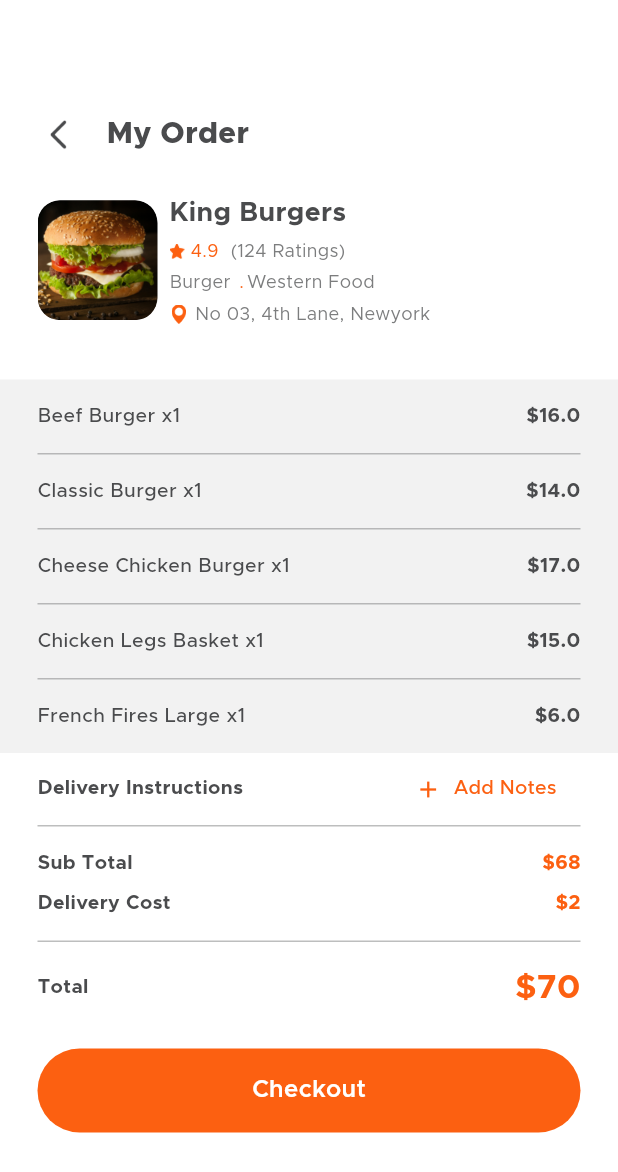
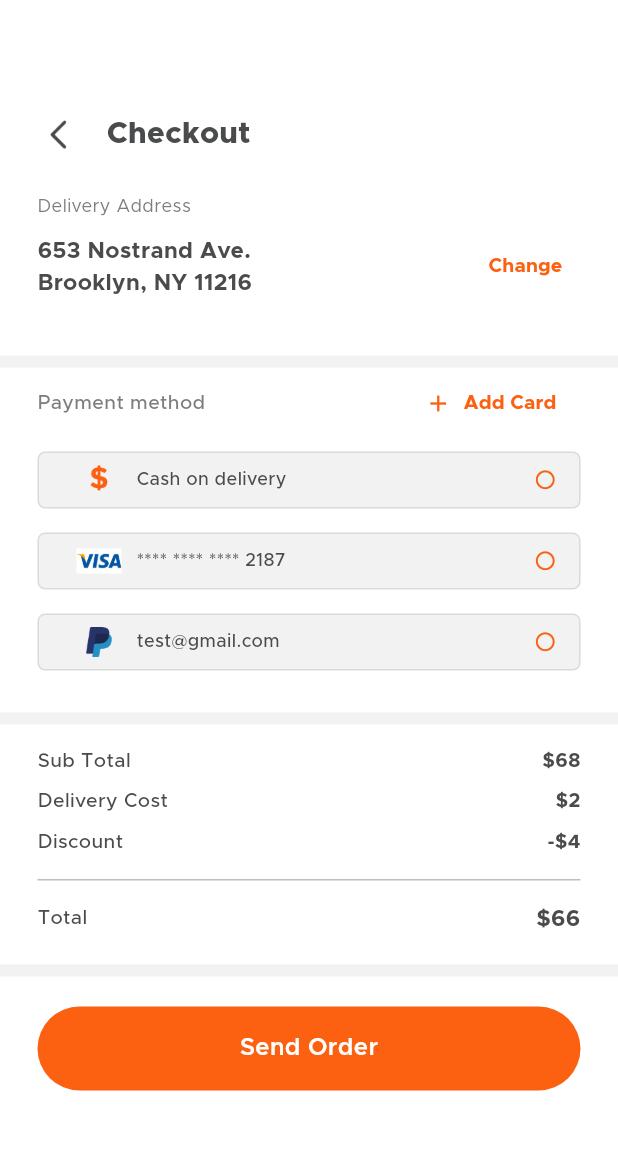
Before and after one commit to Newtr/Kursach, a Flutter app: the MyOrderView screen opened directly, after a tap on "Checkout", on a phone screen of 412 x 824 dp. Shown: the top 1172 px of the screen. Run offline on Flutter 3.47's test engine with Material 3 defaults, Android fonts, the light colour scheme and no system bars; our stand-ins replace flutter_rating_bar, google_maps_flutter, image_picker; missing offline and left inert: custom_map_markers, otp_pin_field.

Commit message:
ne sovsem rabotaet no uze chtoto

```diff
--- a/kursach/lib/main.dart
+++ b/kursach/lib/main.dart
@@ -1,5 +1,4 @@
 import 'package:flutter/material.dart';
-import 'package:kursach/view/login/welcome_view.dart';
 import 'package:kursach/view/on_boarding/startup_view.dart';
 
 void main() {
--- a/kursach/lib/view/login/otp_view.dart
+++ b/kursach/lib/view/login/otp_view.dart
@@ -1,9 +1,7 @@
 import 'package:flutter/material.dart';
 import 'package:kursach/common/color_extension.dart';
 import 'package:kursach/common_widget/round_button.dart';
-import 'package:kursach/common_widget/round_textfield.dart';
 import 'package:kursach/view/login/new_password.dart';
-import 'package:kursach/view/login/sign_up_view.dart';
 import 'package:otp_pin_field/otp_pin_field.dart';
 
 class OTPView extends StatefulWidget {
@@ -132,7 +130,7 @@ class _OTPViewState extends State<OTPView> {
                     Navigator.push(
                       context,
                       MaterialPageRoute(
-                        builder: (context) => NewPasswordView(),
+                        builder: (context) => const NewPasswordView(),
                       ),
                     );
                     //btnSubmit();
--- a/kursach/lib/view/login/rest_password.dart
+++ b/kursach/lib/view/login/rest_password.dart
@@ -61,7 +61,7 @@ class _ResetPasswordViewState extends State<ResetPasswordView> {
                     Navigator.push(
                       context,
                       MaterialPageRoute(
-                        builder: (context) => NewPasswordView(),
+                        builder: (context) => const NewPasswordView(),
                       ),
                     );
                     //btnSubmit();
--- a/kursach/lib/view/login/sign_up_view.dart
+++ b/kursach/lib/view/login/sign_up_view.dart
@@ -1,7 +1,6 @@
 import 'package:flutter/material.dart';
 import 'package:kursach/common/color_extension.dart';
 import 'package:kursach/common_widget/round_button.dart';
-import 'package:kursach/common_widget/round_icon_button.dart';
 import 'package:kursach/common_widget/round_textfield.dart';
 import 'package:kursach/view/login/login_view.dart';
 import 'package:kursach/view/login/otp_view.dart';
--- /dev/null
+++ b/kursach/lib/view/more/change_address_view.dart
@@ -0,0 +1,140 @@
+import 'package:custom_map_markers/custom_map_markers.dart';
+import 'package:flutter/foundation.dart';
+import 'package:flutter/gestures.dart';
+import 'package:flutter/material.dart';
+import 'package:google_maps_flutter/google_maps_flutter.dart';
+
+import '../../common/color_extension.dart';
+import '../../common_widget/round_textfield.dart';
+
+class ChangeAddressView extends StatefulWidget {
+  const ChangeAddressView({super.key});
+
+  @override
+  State<ChangeAddressView> createState() => _ChangeAddressViewState();
+}
+
+class _ChangeAddressViewState extends State<ChangeAddressView> {
+  GoogleMapController? _controller;
+
+  final locations = const [
+    LatLng(37.42796133580664, -122.085749655962),
+  ];
+
+  late List<MarkerData> _customMarkers;
+
+  static const CameraPosition _kLake = CameraPosition(
+      bearing: 192.8334901395799,
+      target: LatLng(37.42796133580664, -122.085749655962),
+      // tilt: 59.440717697143555,
+      zoom: 14.151926040649414);
+
+  @override
+  void initState() {
+    super.initState();
+    _customMarkers = [
+      MarkerData(
+          marker:
+              Marker(markerId: const MarkerId('id-1'), position: locations[0]),
+          child: _customMarker('Everywhere\nis a Widgets', Colors.blue)),
+    ];
+  }
+
+  _customMarker(String symbol, Color color) {
+    return SizedBox(
+      width: 100,
+      child: Column(
+        children: [
+          Image.asset(
+            'assets/img/map_pin.png',
+            width: 35,
+            fit: BoxFit.contain,
+          )
+        ],
+      ),
+    );
+  }
+
+  @override
+  Widget build(BuildContext context) {
+    return Scaffold(
+      appBar: AppBar(
+        backgroundColor: TColor.white,
+        leading: IconButton(
+          onPressed: () {
+            Navigator.pop(context);
+          },
+          icon: Image.asset("assets/img/btn_back.png", width: 20, height: 20),
+        ),
+        centerTitle: false,
+        title: Text(
+          "Change Address",
+          style: TextStyle(
+              color: TColor.primaryText,
+              fontSize: 20,
+              fontWeight: FontWeight.w800),
+        ),
+      ),
+      body: CustomGoogleMapMarkerBuilder(
+        screenshotDelay: const Duration(seconds: 4),
+        customMarkers: _customMarkers,
+        builder: (BuildContext context, Set<Marker>? markers) {
+          if (markers == null) {
+            return const Center(child: CircularProgressIndicator());
+          }
+          return GoogleMap(
+            mapType: MapType.normal,
+            initialCameraPosition: _kLake,
+            compassEnabled: false,
+            gestureRecognizers: Set()
+              ..add(Factory<PanGestureRecognizer>(
+                () => PanGestureRecognizer(),
+              )),
+            markers: markers,
+            onMapCreated: (GoogleMapController controller) {
+              _controller = controller;
+            },
+          );
+        },
+      ),
+      // bottomNavigationBar: BottomAppBar(
+      //     child: SafeArea(
+      //         child: Column(
+      //   mainAxisSize: MainAxisSize.min,
+      //   children: [
+      //     Padding(
+      //       padding: const EdgeInsets.symmetric(vertical: 15, horizontal: 25),
+      //       child: RoundTextfield(
+      //         hintText: "Search Address",
+      //         left: Icon(Icons.search, color: TColor.primaryText),
+      //       ),
+      //     ),
+      //     Padding(
+      //       padding: const EdgeInsets.symmetric(horizontal: 25),
+      //       child: Row(children: [
+      //         Image.asset('assets/img/fav_icon.png', width: 35, height: 35),
+      //         const SizedBox(
+      //           width: 8,
+      //         ),
+      //         Expanded(
+      //           child: Text(
+      //             "Choose a saved place",
+      //             style: TextStyle(
+      //                 color: TColor.primaryText,
+      //                 fontSize: 14,
+      //                 fontWeight: FontWeight.w600),
+      //           ),
+      //         ),
+      //         Image.asset(
+      //           'assets/img/btn_next.png',
+      //           width: 15,
+      //           height: 15,
+      //           color: TColor.primaryText,
+      //         )
+      //       ]),
+      //     ),
+      //   ],
+      // ))),
+    );
+  }
+}
--- /dev/null
+++ b/kursach/lib/view/more/checkout_view.dart
@@ -0,0 +1,345 @@
+import 'package:flutter/material.dart';
+import 'package:kursach/common/color_extension.dart';
+import 'package:kursach/common_widget/round_button.dart';
+import 'package:kursach/view/more/change_address_view.dart';
+
+class CheckoutView extends StatefulWidget {
+  const CheckoutView({super.key});
+
+  @override
+  State<CheckoutView> createState() => _CheckoutViewState();
+}
+
+class _CheckoutViewState extends State<CheckoutView> {
+  List paymentArr = [
+    {"name": "Cash on delivery", "icon": "assets/img/cash.png"},
+    {"name": "**** **** **** 2187", "icon": "assets/img/visa_icon.png"},
+    {"name": "test@gmail.com", "icon": "assets/img/paypal.png"},
+  ];
+
+  int selectMethod = -1;
+
+  @override
+  Widget build(BuildContext context) {
+    return Scaffold(
+      backgroundColor: TColor.white,
+      body: SingleChildScrollView(
+        child: Padding(
+          padding: const EdgeInsets.symmetric(vertical: 20),
+          child: Column(
+            crossAxisAlignment: CrossAxisAlignment.start,
+            children: [
+              const SizedBox(
+                height: 46,
+              ),
+              Padding(
+                padding: const EdgeInsets.symmetric(horizontal: 15),
+                child: Row(
+                  children: [
+                    IconButton(
+                      onPressed: () {
+                        Navigator.pop(context);
+                      },
+                      icon: Image.asset("assets/img/btn_back.png",
+                          width: 20, height: 20),
+                    ),
+                    const SizedBox(
+                      width: 8,
+                    ),
+                    Expanded(
+                      child: Text(
+                        "Checkout",
+                        style: TextStyle(
+                            color: TColor.primaryText,
+                            fontSize: 20,
+                            fontWeight: FontWeight.w800),
+                      ),
+                    ),
+                  ],
+                ),
+              ),
+              Padding(
+                padding:
+                    const EdgeInsets.symmetric(vertical: 15, horizontal: 25),
+                child: Column(
+                  crossAxisAlignment: CrossAxisAlignment.start,
+                  children: [
+                    Text(
+                      "Delivery Address",
+                      textAlign: TextAlign.center,
+                      style:
+                          TextStyle(color: TColor.secondaryText, fontSize: 12),
+                    ),
+                    const SizedBox(
+                      height: 8,
+                    ),
+                    Row(
+                      mainAxisAlignment: MainAxisAlignment.start,
+                      children: [
+                        Expanded(
+                          child: Text(
+                            "653 Nostrand Ave.\nBrooklyn, NY 11216",
+                            style: TextStyle(
+                                color: TColor.primaryText,
+                                fontSize: 15,
+                                fontWeight: FontWeight.w700),
+                          ),
+                        ),
+                        const SizedBox(
+                          width: 4,
+                        ),
+                        TextButton(
+                          onPressed: () {
+                            Navigator.push(
+                              context,
+                              MaterialPageRoute(
+                                  builder: (context) =>
+                                      const ChangeAddressView()),
+                            );
+                          },
+                          child: Text(
+                            "Change",
+                            textAlign: TextAlign.center,
+                            style: TextStyle(
+                                color: TColor.primary,
+                                fontSize: 13,
+                                fontWeight: FontWeight.w700),
+                          ),
+                        )
+                      ],
+                    ),
+                  ],
+                ),
+              ),
+              const SizedBox(
+                height: 20,
+              ),
+              Container(
+                decoration: BoxDecoration(color: TColor.textfield),
+                height: 8,
+              ),
+              Padding(
+                padding: const EdgeInsets.symmetric(horizontal: 25),
+                child: Column(
+                  crossAxisAlignment: CrossAxisAlignment.start,
+                  children: [
+                    Row(
+                      mainAxisAlignment: MainAxisAlignment.spaceBetween,
+                      children: [
+                        Text(
+                          "Payment method",
+                          textAlign: TextAlign.center,
+                          style: TextStyle(
+                              color: TColor.secondaryText,
+                              fontSize: 13,
+                              fontWeight: FontWeight.w500),
+                        ),
+                        TextButton.icon(
+                          onPressed: () {},
+                          icon: Icon(Icons.add, color: TColor.primary),
+                          label: Text(
+                            "Add Card",
+                            style: TextStyle(
+                                color: TColor.primary,
+                                fontSize: 13,
+                                fontWeight: FontWeight.w700),
+                          ),
+                        )
+                      ],
+                    ),
+                    ListView.builder(
+                        physics: const NeverScrollableScrollPhysics(),
+                        padding: EdgeInsets.zero,
+                        shrinkWrap: true,
+                        itemCount: paymentArr.length,
+                        itemBuilder: (context, index) {
+                          var pObj = paymentArr[index] as Map? ?? {};
+                          return Container(
+                            margin: const EdgeInsets.symmetric(vertical: 8.0),
+                            padding: const EdgeInsets.symmetric(
+                                vertical: 8.0, horizontal: 15.0),
+                            decoration: BoxDecoration(
+                                color: TColor.textfield,
+                                borderRadius: BorderRadius.circular(5),
+                                border: Border.all(
+                                    color:
+                                        TColor.secondaryText.withOpacity(0.2))),
+                            child: Row(
+                              children: [
+                                Image.asset(pObj["icon"].toString(),
+                                    width: 50, height: 20, fit: BoxFit.contain),
+                                // const SizedBox(width: 8),
+                                Expanded(
+                                  child: Text(
+                                    pObj["name"],
+                                    style: TextStyle(
+                                        color: TColor.primaryText,
+                                        fontSize: 12,
+                                        fontWeight: FontWeight.w500),
+                                  ),
+                                ),
+
+                                InkWell(
+                                  onTap: () {
+                                    setState(() {
+                                      selectMethod = index;
+                                    });
+                                  },
+                                  child: Icon(
+                                    selectMethod == index
+                                        ? Icons.radio_button_on
+                                        : Icons.radio_button_off,
+                                    color: TColor.primary,
+                                    size: 15,
+                                  ),
+                                )
+                              ],
+                            ),
+                          );
+                        })
+                  ],
+                ),
+              ),
+              const SizedBox(
+                height: 20,
+              ),
+              Container(
+                decoration: BoxDecoration(color: TColor.textfield),
+                height: 8,
+              ),
+              Padding(
+                padding: const EdgeInsets.symmetric(horizontal: 25),
+                child: Column(
+                  crossAxisAlignment: CrossAxisAlignment.start,
+                  children: [
+                    const SizedBox(
+                      height: 15,
+                    ),
+                    Row(
+                      mainAxisAlignment: MainAxisAlignment.spaceBetween,
+                      children: [
+                        Text(
+                          "Sub Total",
+                          textAlign: TextAlign.center,
+                          style: TextStyle(
+                              color: TColor.primaryText,
+                              fontSize: 13,
+                              fontWeight: FontWeight.w500),
+                        ),
+                        Text(
+                          "\$68",
+                          style: TextStyle(
+                              color: TColor.primaryText,
+                              fontSize: 13,
+                              fontWeight: FontWeight.w700),
+                        )
+                      ],
+                    ),
+                    const SizedBox(
+                      height: 8,
+                    ),
+                    Row(
+                      mainAxisAlignment: MainAxisAlignment.spaceBetween,
+                      children: [
+                        Text(
+                          "Delivery Cost",
+                          textAlign: TextAlign.center,
+                          style: TextStyle(
+                              color: TColor.primaryText,
+                              fontSize: 13,
+                              fontWeight: FontWeight.w500),
+                        ),
+                        Text(
+                          "\$2",
+                          style: TextStyle(
+                              color: TColor.primaryText,
+                              fontSize: 13,
+                              fontWeight: FontWeight.w700),
+                        )
+                      ],
+                    ),
+                    const SizedBox(
+                      height: 8,
+                    ),
+                    Row(
+                      mainAxisAlignment: MainAxisAlignment.spaceBetween,
+                      children: [
+                        Text(
+                          "Discount",
+                          textAlign: TextAlign.center,
+                          style: TextStyle(
+                              color: TColor.primaryText,
+                              fontSize: 13,
+                              fontWeight: FontWeight.w500),
+                        ),
+                        Text(
+                          "-\$4",
+                          style: TextStyle(
+                              color: TColor.primaryText,
+                              fontSize: 13,
+                              fontWeight: FontWeight.w700),
+                        )
+                      ],
+                    ),
+                    const SizedBox(
+                      height: 15,
+                    ),
+                    Divider(
+                      color: TColor.secondaryText.withOpacity(0.5),
+                      height: 1,
+                    ),
+                    const SizedBox(
+                      height: 15,
+                    ),
+                    Row(
+                      mainAxisAlignment: MainAxisAlignment.spaceBetween,
+                      children: [
+                        Text(
+                          "Total",
+                          textAlign: TextAlign.center,
+                          style: TextStyle(
+                              color: TColor.primaryText,
+                              fontSize: 13,
+                              fontWeight: FontWeight.w500),
+                        ),
+                        Text(
+                          "\$66",
+                          style: TextStyle(
+                              color: TColor.primaryText,
+                              fontSize: 15,
+                              fontWeight: FontWeight.w700),
+                        )
+                      ],
+                    ),
+                  ],
+                ),
+              ),
+              const SizedBox(
+                height: 20,
+              ),
+              Container(
+                decoration: BoxDecoration(color: TColor.textfield),
+                height: 8,
+              ),
+              Padding(
+                padding:
+                    const EdgeInsets.symmetric(vertical: 20, horizontal: 25),
+                child: RoundButton(
+                    title: "Send Order",
+                    onPressed: () {
+                      // showModalBottomSheet(
+                      //     context: context,
+                      //     backgroundColor: Colors.transparent,
+                      //     isScrollControlled: true,
+                      //     builder: (context) {
+                      //       return const CheckoutMessageView();
+                      //     });
+                    }),
+              ),
+            ],
+          ),
+        ),
+      ),
+    );
+  }
+}
--- a/kursach/lib/view/more/my_order_view.dart
+++ b/kursach/lib/view/more/my_order_view.dart
@@ -1,6 +1,7 @@
 import 'package:flutter/material.dart';
 import 'package:kursach/common/color_extension.dart';
 import 'package:kursach/common_widget/round_button.dart';
+import 'package:kursach/view/more/checkout_view.dart';
 
 class MyOrderView extends StatefulWidget {
   const MyOrderView({super.key});
@@ -339,12 +340,12 @@ class _MyOrderViewState extends State<MyOrderView> {
                     RoundButton(
                         title: "Checkout",
                         onPressed: () {
-                          // Navigator.push(
-                          //   context,
-                          //   MaterialPageRoute(
-                          //     builder: (context) => const CheckoutView(),
-                          //   ),
-                          // );
+                          Navigator.push(
+                            context,
+                            MaterialPageRoute(
+                              builder: (context) => const CheckoutView(),
+                            ),
+                          );
                         }),
                     const SizedBox(
                       height: 20,
--- a/kursach/pubspec.yaml
+++ b/kursach/pubspec.yaml
@@ -38,6 +38,9 @@ dependencies:
   otp_pin_field: ^1.2.0+2
   flutter_rating_bar: ^4.0.1
   image_picker: ^0.8.9
+  google_maps_flutter: ^2.3.1
+  custom_map_markers: ^0.0.2+1
+  dio: ^4.0.0
 
 dev_dependencies:
   flutter_test:
```
Also changed, not shown: kursach/pubspec.lock, 3 other files.
